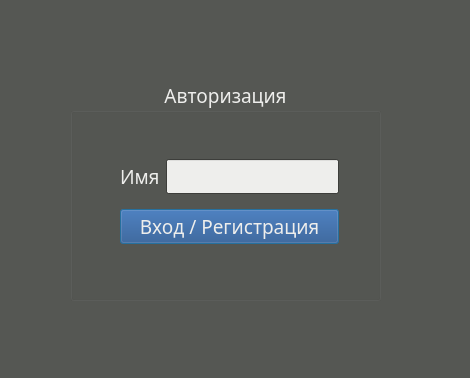
This is client/ui_lib/login.ui in xpewa/TaskMessenger as Qt 5 draws it before an edit. The edited form follows.
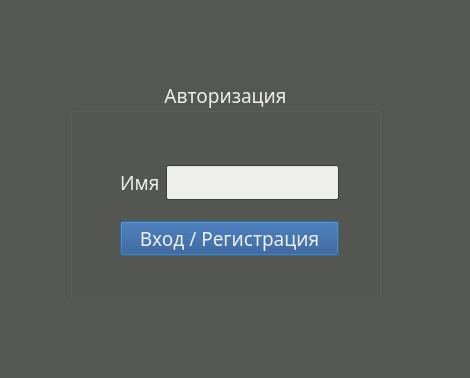
This is the edited form.

Patch:
```diff
--- a/client/ui_lib/login.ui
+++ b/client/ui_lib/login.ui
@@ -157,7 +157,7 @@
   </property>
   <property name="font">
    <font>
-    <family>aakar</family>
+    <family>Waree</family>
     <pointsize>14</pointsize>
     <weight>50</weight>
     <italic>false</italic>
@@ -179,6 +179,15 @@
      <height>221</height>
     </rect>
    </property>
+   <property name="font">
+    <font>
+     <family>Waree</family>
+     <pointsize>14</pointsize>
+     <weight>50</weight>
+     <italic>false</italic>
+     <bold>false</bold>
+    </font>
+   </property>
    <property name="focusPolicy">
     <enum>Qt::NoFocus</enum>
    </property>
@@ -194,7 +203,7 @@
       <x>50</x>
       <y>70</y>
       <width>219</width>
-      <height>104</height>
+      <height>122</height>
      </rect>
     </property>
     <layout class="QVBoxLayout" name="verticalLayout_2">
```
